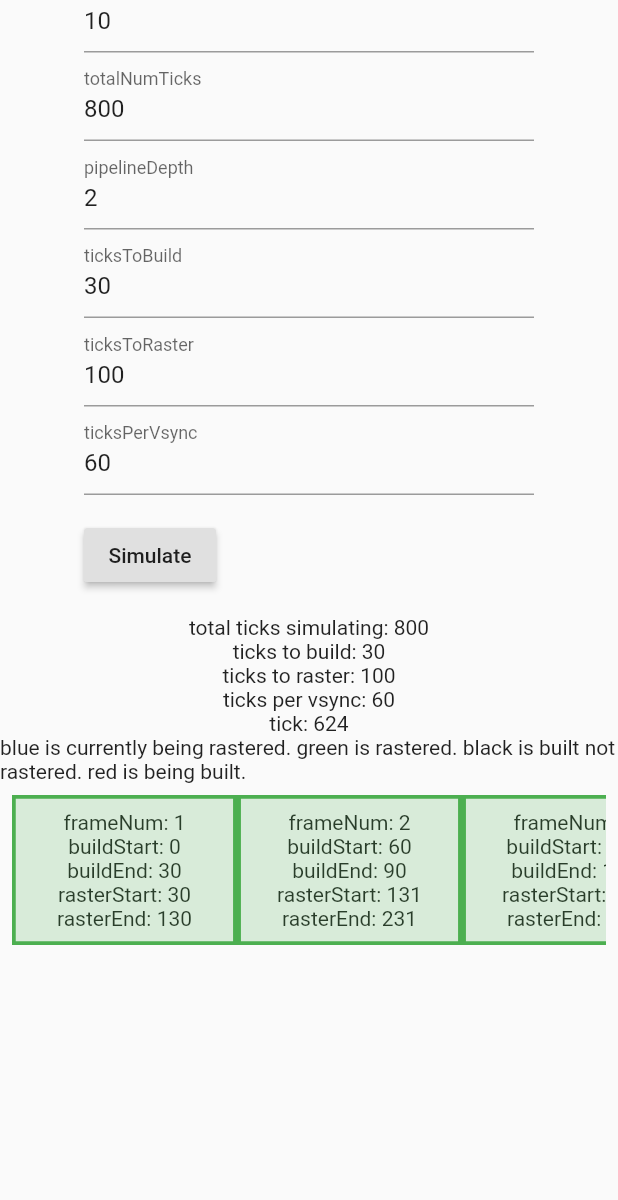
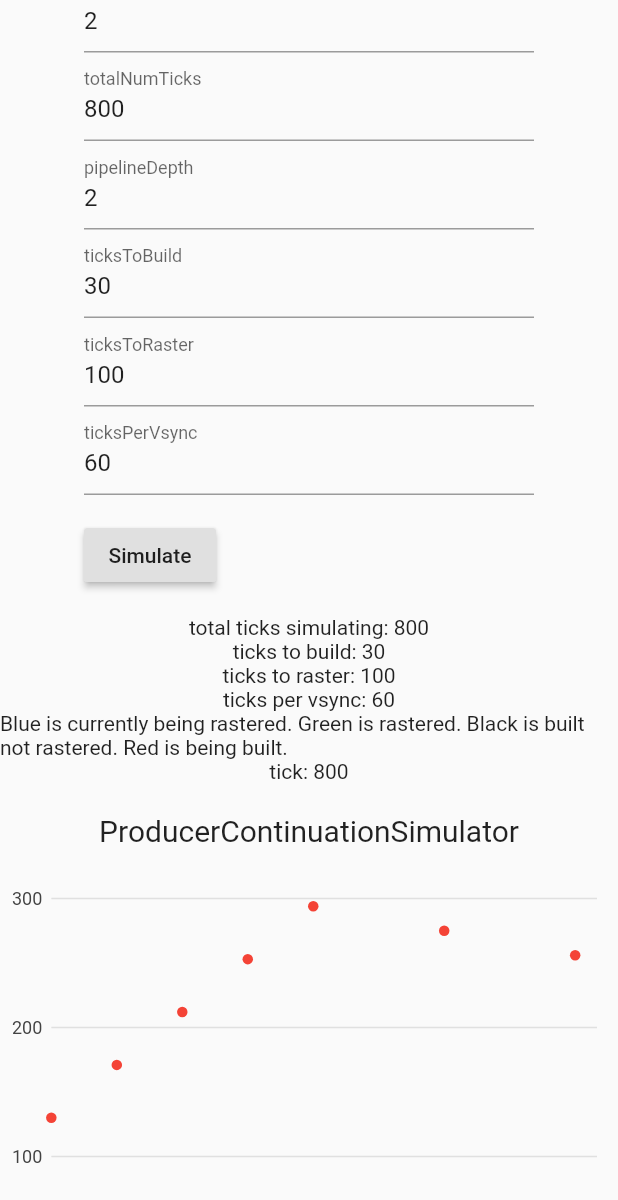
Before and after one commit to iskakaushik/anim, a Flutter app: the screen it shows after launch, on a phone screen of 412 x 824 dp, the part 36-1236 px from its top. Run offline on Flutter 3.47's test engine with Material 2 defaults, Android fonts, the phone set to English and light mode, and no system bars; our stand-ins replace charts_flutter, equatable.

Commit message:
more refactors and metrics

```diff
--- a/lib/main.dart
+++ b/lib/main.dart
@@ -2,6 +2,7 @@ import 'package:flutter/material.dart';
 import 'input_form.dart';
 import 'model.dart';
 import 'simulations.dart';
+import 'package:charts_flutter/flutter.dart' as charts;
 
 void main() {
   runApp(PipelineSimulatorApp());
@@ -98,27 +99,33 @@ class _PipelineSimatorAnimationState extends State<PipelineSimatorAnimation>
     }
   }
 
+  List<Widget> getSimulations() {
+    List<PipelineSimulation> simulations = <PipelineSimulation>[
+      ProducerContinuationSimulation()
+    ];
+    return simulations
+        .map((sim) => PipelineSimulationView(
+              settings: widget.settings,
+              simulation: sim,
+              animationStatus: controller.status,
+              tick: tickCounter.value,
+            ))
+        .toList();
+  }
+
   @override
   Widget build(BuildContext context) {
     final PipelineSettings settings = widget.settings;
+
+    List<Widget> cols = <Widget>[
+          SimulatorSettingsView(settings: settings),
+          Text("tick: ${tickCounter.value}"),
+        ] +
+        getSimulations();
+
     return Container(
       child: Column(
-        children: <Widget>[
-          Text("total ticks simulating: ${settings.totalNumTicks}"),
-          Text("ticks to build: ${settings.ticksToBuild}"),
-          Text("ticks to raster: ${settings.ticksToRaster}"),
-          Text("ticks per vsync: ${settings.ticksPerVsync}"),
-          Text("tick: ${tickCounter.value}"),
-          Text("blue is currently being rastered. green is rastered."
-              " black is built not rastered. red is being built."),
-          Padding(
-            padding: const EdgeInsets.all(8.0),
-            child: PipelineSimulator(
-              settings: settings,
-              tick: tickCounter.value,
-            ),
-          ),
-        ],
+        children: cols,
       ),
     );
   }
@@ -130,22 +137,117 @@ class _PipelineSimatorAnimationState extends State<PipelineSimatorAnimation>
   }
 }
 
+class PipelineSimulationView extends StatelessWidget {
+  final PipelineSettings settings;
+  final PipelineSimulation simulation;
+  final AnimationStatus animationStatus;
+  final int tick;
+
+  const PipelineSimulationView({
+    Key key,
+    this.settings,
+    this.simulation,
+    this.animationStatus,
+    this.tick,
+  }) : super(key: key);
+
+  @override
+  Widget build(BuildContext context) {
+    Widget metricsView = Container();
+    if (animationStatus == AnimationStatus.completed) {
+      List<FrameMetrics> simulated =
+          simulation.simulate(settings.totalNumTicks, settings);
+      metricsView = MetricsView(simulated: simulated);
+    }
+    var children = <Widget>[
+      Padding(
+        padding: const EdgeInsets.all(20.0),
+        child: Text(
+          '${simulation.getName()}',
+          style: TextStyle(fontSize: 20),
+        ),
+      ),
+      metricsView,
+      PipelineSimulator(
+        settings: settings,
+        tick: tick,
+        sim: ProducerContinuationSimulation(),
+      ),
+    ];
+    return Column(
+      children: children,
+    );
+  }
+}
+
+class MetricsView extends StatelessWidget {
+  const MetricsView({
+    Key key,
+    @required this.simulated,
+  }) : super(key: key);
+
+  final List<FrameMetrics> simulated;
+
+  @override
+  Widget build(BuildContext context) {
+    return Container(
+      width: 500,
+      height: 300,
+      child: new charts.ScatterPlotChart(
+        <charts.Series<FrameMetrics, int>>[
+          charts.Series<FrameMetrics, int>(
+            id: 'Tablet',
+            colorFn: (_, __) => charts.MaterialPalette.red.shadeDefault,
+            domainFn: (FrameMetrics metrics, _) => metrics.buildStart,
+            measureFn: (FrameMetrics metrics, _) =>
+                (metrics.rasterEnd - metrics.buildStart),
+            data: simulated
+                .where((element) => element.rasterEnd != null)
+                .toList(),
+          )
+        ],
+        animate: false,
+        defaultRenderer: new charts.PointRendererConfig(),
+      ),
+    );
+  }
+}
+
+class SimulatorSettingsView extends StatelessWidget {
+  final PipelineSettings settings;
+
+  const SimulatorSettingsView({Key key, this.settings}) : super(key: key);
+
+  @override
+  Widget build(BuildContext context) {
+    return Column(children: <Widget>[
+      Text("total ticks simulating: ${settings.totalNumTicks}"),
+      Text("ticks to build: ${settings.ticksToBuild}"),
+      Text("ticks to raster: ${settings.ticksToRaster}"),
+      Text("ticks per vsync: ${settings.ticksPerVsync}"),
+      Text("Blue is currently being rastered. Green is rastered."
+          " Black is built not rastered. Red is being built."),
+    ]);
+  }
+}
+
 @immutable
 class PipelineSimulator extends StatelessWidget {
   PipelineSimulator({
     Key key,
     @required this.settings,
     @required this.tick,
+    @required this.sim,
   }) : super(key: key);
 
   final PipelineSettings settings;
   final int tick;
+  final PipelineSimulation sim;
 
   @override
   Widget build(BuildContext context) {
-    final ProducerContinuationSimulator sim = ProducerContinuationSimulator();
-    final simmed =
-        sim.simulate(tick, settings).map((FrameMetrics frameMetrics) {
+    final List<FrameMetrics> frameMetrics = sim.simulate(tick, settings);
+    final simmed = frameMetrics.map((FrameMetrics frameMetrics) {
       return PipelineItem(
         frameNum: frameMetrics.frameNum,
         metrics: frameMetrics,
@@ -158,8 +260,6 @@ class PipelineSimulator extends StatelessWidget {
     );
   }
 }
-
-const kInvalid = -1;
 
 class PipelineItem extends StatelessWidget {
   final int frameNum;
--- a/lib/model.dart
+++ b/lib/model.dart
@@ -2,7 +2,7 @@ import 'package:equatable/equatable.dart';
 import 'package:flutter/foundation.dart';
 
 const Map<String, int> kDefaultSettings = <String, int>{
-  'animationDurationInSecs': 10,
+  'animationDurationInSecs': 2,
   'totalNumTicks': 800,
   'pipelineDepth': 2,
   'ticksToBuild': 30,
--- a/lib/simulations.dart
+++ b/lib/simulations.dart
@@ -2,11 +2,13 @@ import 'dart:collection';
 
 import 'model.dart';
 
-abstract class PipelineSimulator {
+abstract class PipelineSimulation {
+  String getName();
+
   List<FrameMetrics> simulate(int numTicksDone, PipelineSettings settings);
 }
 
-class ProducerContinuationSimulator extends PipelineSimulator {
+class ProducerContinuationSimulation extends PipelineSimulation {
   @override
   List<FrameMetrics> simulate(int numTicksDone, PipelineSettings settings) {
     // definitely not the most efficient way.
@@ -68,4 +70,9 @@ class ProducerContinuationSimulator extends PipelineSimulator {
 
     return rastered.toList();
   }
+
+  @override
+  String getName() {
+    return "ProducerContinuationSimulator";
+  }
 }
--- a/pubspec.yaml
+++ b/pubspec.yaml
@@ -17,6 +17,7 @@ environment:
   sdk: ">=2.1.0 <3.0.0"
 
 dependencies:
+  charts_flutter: ^0.9.0
   equatable: ^1.1.1
   flutter:
     sdk: flutter
```
Also changed, not shown: pubspec.lock.
